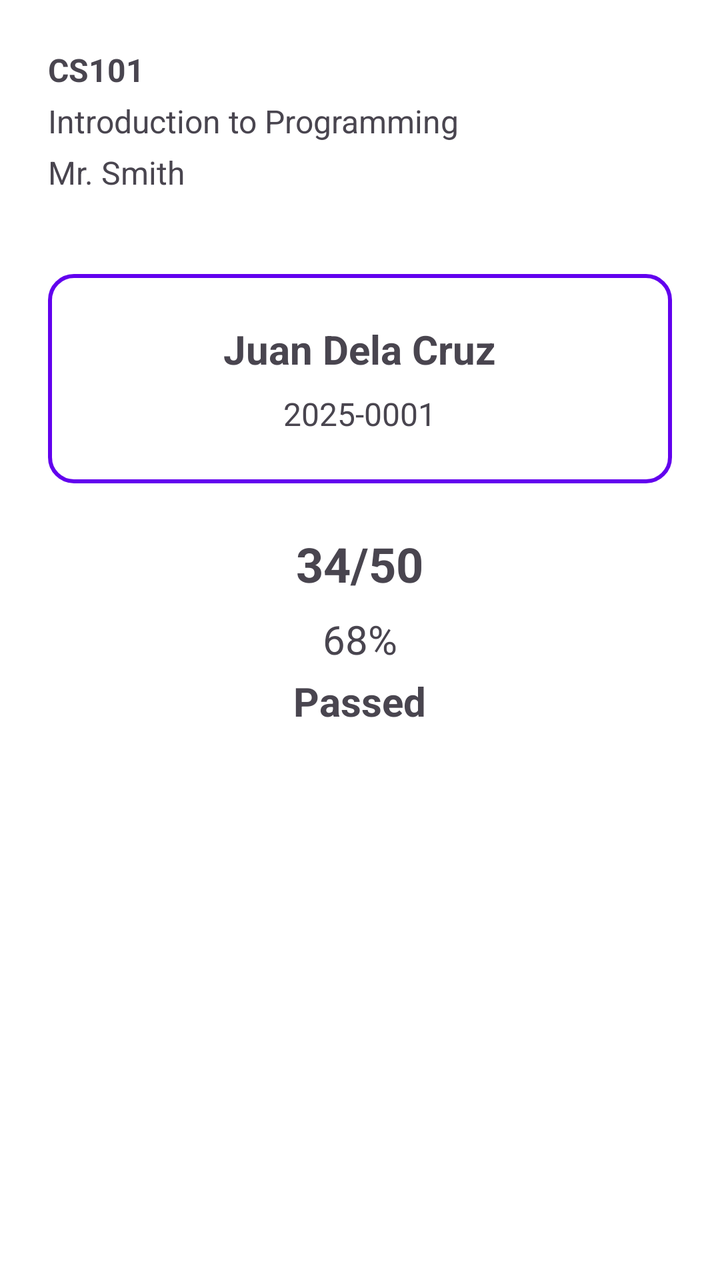
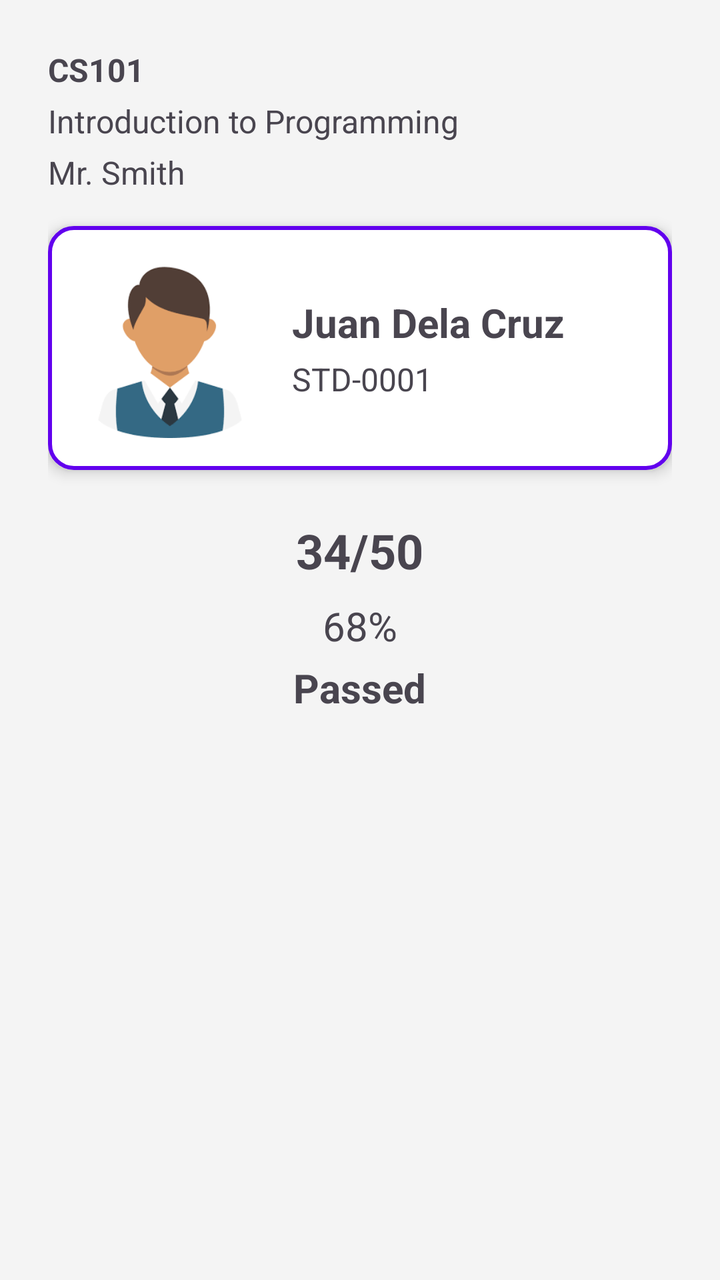

Before-and-after screenshots of an Android layout around one commit, followed by the original layout XML and the change that was made.
<!-- AndroidManifest.xml: application theme Theme.NextGen -->
<!-- res/layout/activity_result.xml -->
<?xml version="1.0" encoding="utf-8"?>
<LinearLayout xmlns:android="http://schemas.android.com/apk/res/android"
    android:orientation="vertical"
    android:padding="24dp"
    android:gravity="center_horizontal"
    android:layout_width="match_parent"
    android:layout_height="match_parent">

    
    <LinearLayout
        android:orientation="vertical"
        android:layout_width="match_parent"
        android:layout_height="wrap_content"
        android:layout_marginBottom="16dp">

        <TextView
            android:id="@+id/tvCourseCode"
            android:layout_width="wrap_content"
            android:layout_height="wrap_content"
            android:text="CS101"
            android:textStyle="bold"
            android:textSize="16sp"/>

        <TextView
            android:id="@+id/tvSubjectName"
            android:layout_width="wrap_content"
            android:layout_height="wrap_content"
            android:text="Introduction to Programming"
            android:textSize="16sp"
            android:layout_marginTop="4dp"/>

        <TextView
            android:id="@+id/tvTeacherName"
            android:layout_width="wrap_content"
            android:layout_height="wrap_content"
            android:text="Mr. Smith"
            android:textSize="16sp"
            android:layout_marginTop="4dp"/>
    </LinearLayout>



    
    <LinearLayout
        android:orientation="vertical"
        android:padding="24dp"
        android:background="@drawable/id_card_background"
        android:layout_width="match_parent"
        android:layout_height="wrap_content"
        android:layout_marginTop="24dp"
        android:gravity="center_horizontal">

        <TextView
            android:id="@+id/tvStudentName"
            android:layout_width="wrap_content"
            android:layout_height="wrap_content"
            android:text="Juan Dela Cruz"
            android:textStyle="bold"
            android:textSize="20sp"
            android:paddingBottom="8dp"/>

        <TextView
            android:id="@+id/tvStudentId"
            android:layout_width="wrap_content"
            android:layout_height="wrap_content"
            android:text="2025-0001"
            android:textSize="16sp"/>
    </LinearLayout>

    
    <LinearLayout
        android:orientation="vertical"
        android:layout_width="match_parent"
        android:layout_height="wrap_content"
        android:gravity="center_horizontal"
        android:layout_marginTop="24dp">

        <TextView
            android:id="@+id/tvScoreRaw"
            android:layout_width="wrap_content"
            android:layout_height="wrap_content"
            android:text="34/50"
            android:textSize="24sp"
            android:textStyle="bold"
            android:paddingBottom="8dp"/>

        <TextView
            android:id="@+id/tvScorePercent"
            android:layout_width="wrap_content"
            android:layout_height="wrap_content"
            android:text="68%"
            android:textSize="20sp"
            android:paddingBottom="4dp"/>

        <TextView
            android:id="@+id/tvEquivalentGrade"
            android:layout_width="wrap_content"
            android:layout_height="wrap_content"
            android:text="Passed"
            android:textSize="20sp"
            android:textStyle="bold"/>
    </LinearLayout>
</LinearLayout>
<!-- resources referenced by this layout -->
<resources>
  <!-- drawable id_card_background (drawable) -->
  <?xml version="1.0" encoding="utf-8"?>
  <shape xmlns:android="http://schemas.android.com/apk/res/android"
      android:shape="rectangle">
  
      
      <solid android:color="#FFFFFF" />
  
      
      <corners android:radius="12dp" />
  
      
      <stroke
          android:width="2dp"
          android:color="#6200EE" /> 
  
      
      <padding
          android:left="8dp"
          android:top="8dp"
          android:right="8dp"
          android:bottom="8dp"/>
  </shape>
  <style name="Theme.NextGen" parent="Theme.Material3.DayNight.NoActionBar">
  
      <item name="colorPrimary">@color/dark_blue_500</item>
          <item name="colorPrimaryVariant">@color/dark_blue_700</item>
          <item name="colorOnPrimary">@color/white</item>
          <item name="colorSecondary">@color/blue_300</item>
          <item name="colorSecondaryVariant">@color/teal_700</item>
          <item name="colorOnSecondary">@color/white</item>
          <item name="android:colorBackground">@color/background_dark</item>
          <item name="colorSurface">@color/surface_dark</item>
          <item name="colorOnSurface">@color/white</item>
          <item name="android:statusBarColor">?attr/colorPrimaryVariant</item>
          <item name="android:navigationBarColor">@color/dark_blue_900</item>
      </style>
  <color name="dark_blue_500">#415A77</color>
  <color name="dark_blue_700">#1B263B</color>
  <color name="white">#FFFFFF</color>
  <color name="blue_300">#778DA9</color>
  <color name="teal_700">#1565C0</color>
  <color name="background_dark">#FFFFFF</color>
  <color name="surface_dark">#FFFFFF</color>
  <color name="dark_blue_900">#0D1B2A</color>
</resources>

<!-- the commit's change to res/layout/activity_result.xml (unified diff, before → after) -->
@@ -1,103 +1,128 @@
 <?xml version="1.0" encoding="utf-8"?>
-<LinearLayout xmlns:android="http://schemas.android.com/apk/res/android"
-    android:orientation="vertical"
+<ScrollView xmlns:android="http://schemas.android.com/apk/res/android"
+    android:layout_width="match_parent"
+    android:layout_height="match_parent"
     android:padding="24dp"
-    android:gravity="center_horizontal"
-    android:layout_width="match_parent"
-    android:layout_height="match_parent">
+    android:background="#f4f4f4">
 
-    
     <LinearLayout
         android:orientation="vertical"
+        android:gravity="center_horizontal"
         android:layout_width="match_parent"
-        android:layout_height="wrap_content"
-        android:layout_marginBottom="16dp">
+        android:layout_height="wrap_content">
 
-        <TextView
-            android:id="@+id/tvCourseCode"
-            android:layout_width="wrap_content"
+        
+        <LinearLayout
+            android:orientation="vertical"
+            android:layout_width="match_parent"
             android:layout_height="wrap_content"
-            android:text="CS101"
-            android:textStyle="bold"
-            android:textSize="16sp"/>
+            android:layout_marginBottom="16dp">
 
-        <TextView
-            android:id="@+id/tvSubjectName"
-            android:layout_width="wrap_content"
-            android:layout_height="wrap_content"
-            android:text="Introduction to Programming"
-            android:textSize="16sp"
-            android:layout_marginTop="4dp"/>
+            <TextView
+                android:id="@+id/tvCourseCode"
+                android:layout_width="wrap_content"
+                android:layout_height="wrap_content"
+                android:text="CS101"
+                android:textStyle="bold"
+                android:textSize="16sp" />
 
-        <TextView
-            android:id="@+id/tvTeacherName"
-            android:layout_width="wrap_content"
-            android:layout_height="wrap_content"
-            android:text="Mr. Smith"
-            android:textSize="16sp"
-            android:layout_marginTop="4dp"/>
-    </LinearLayout>
+            <TextView
+                android:id="@+id/tvSubjectName"
+                android:layout_width="wrap_content"
+                android:layout_height="wrap_content"
+                android:text="Introduction to Programming"
+                android:textSize="16sp"
+                android:layout_marginTop="4dp" />
+
+            <TextView
+                android:id="@+id/tvTeacherName"
+                android:layout_width="wrap_content"
+                android:layout_height="wrap_content"
+                android:text="Mr. Smith"
+                android:textSize="16sp"
+                android:layout_marginTop="4dp" />
+        </LinearLayout>
 
 
+        
+        <LinearLayout
+            android:id="@+id/cardStudent"
+            android:orientation="horizontal"
+            android:padding="16dp"
+            android:background="@drawable/id_card_background"
+            android:layout_width="match_parent"
+            android:layout_height="wrap_content"
+            android:gravity="center_vertical"
+            android:elevation="4dp">
 
-    
-    <LinearLayout
-        android:orientation="vertical"
-        android:padding="24dp"
-        android:background="@drawable/id_card_background"
-        android:layout_width="match_parent"
-        android:layout_height="wrap_content"
-        android:layout_marginTop="24dp"
-        android:gravity="center_horizontal">
+            
+            <ImageView
+                android:id="@+id/ivProfile"
+                android:layout_width="90dp"
+                android:layout_height="90dp"
+                android:src="@drawable/examinee_default"
+                android:scaleType="centerCrop"
+                android:layout_marginEnd="16dp"
+                android:background="@drawable/image_border"
+                android:contentDescription="Profile Picture" />
 
-        <TextView
-            android:id="@+id/tvStudentName"
-            android:layout_width="wrap_content"
+            
+            <LinearLayout
+                android:orientation="vertical"
+                android:layout_width="wrap_content"
+                android:layout_height="wrap_content">
+
+                <TextView
+                    android:id="@+id/tvStudentName"
+                    android:layout_width="wrap_content"
+                    android:layout_height="wrap_content"
+                    android:text="Juan Dela Cruz"
+                    android:textStyle="bold"
+                    android:textSize="20sp"
+                    android:paddingBottom="4dp" />
+
+                <TextView
+                    android:id="@+id/tvStudentId"
+                    android:layout_width="wrap_content"
+                    android:layout_height="wrap_content"
+                    android:text="STD-0001"
+                    android:textSize="16sp" />
+            </LinearLayout>
+        </LinearLayout>
+
+
+        
+        <LinearLayout
+            android:orientation="vertical"
+            android:layout_width="match_parent"
             android:layout_height="wrap_content"
-            android:text="Juan Dela Cruz"
-            android:textStyle="bold"
-            android:textSize="20sp"
-            android:paddingBottom="8dp"/>
+            android:gravity="center_horizontal"
+            android:layout_marginTop="24dp">
 
-        <TextView
-            android:id="@+id/tvStudentId"
-            android:layout_width="wrap_content"
-            android:layout_height="wrap_content"
-            android:text="2025-0001"
-            android:textSize="16sp"/>
+            <TextView
+                android:id="@+id/tvScoreRaw"
+                android:layout_width="wrap_content"
+                android:layout_height="wrap_content"
+                android:text="34/50"
+                android:textSize="24sp"
+                android:textStyle="bold"
+                android:paddingBottom="8dp" />
+
+            <TextView
+                android:id="@+id/tvScorePercent"
+                android:layout_width="wrap_content"
+                android:layout_height="wrap_content"
+                android:text="68%"
+                android:textSize="20sp"
+                android:paddingBottom="4dp" />
+
+            <TextView
+                android:id="@+id/tvEquivalentGrade"
+                android:layout_width="wrap_content"
+                android:layout_height="wrap_content"
+                android:text="Passed"
+                android:textSize="20sp"
+                android:textStyle="bold" />
+        </LinearLayout>
     </LinearLayout>
-
-    
-    <LinearLayout
-        android:orientation="vertical"
-        android:layout_width="match_parent"
-        android:layout_height="wrap_content"
-        android:gravity="center_horizontal"
-        android:layout_marginTop="24dp">
-
-        <TextView
-            android:id="@+id/tvScoreRaw"
-            android:layout_width="wrap_content"
-            android:layout_height="wrap_content"
-            android:text="34/50"
-            android:textSize="24sp"
-            android:textStyle="bold"
-            android:paddingBottom="8dp"/>
-
-        <TextView
-            android:id="@+id/tvScorePercent"
-            android:layout_width="wrap_content"
-            android:layout_height="wrap_content"
-            android:text="68%"
-            android:textSize="20sp"
-            android:paddingBottom="4dp"/>
-
-        <TextView
-            android:id="@+id/tvEquivalentGrade"
-            android:layout_width="wrap_content"
-            android:layout_height="wrap_content"
-            android:text="Passed"
-            android:textSize="20sp"
-            android:textStyle="bold"/>
-    </LinearLayout>
-</LinearLayout>
+</ScrollView>
<!-- resource entries referenced after the edit -->
@@ -1,5 +1,6 @@
 <!-- resources referenced by this layout -->
 <resources>
+  <!-- drawable examinee_default: png bitmap (drawable, 3947 bytes) -->
   <!-- drawable id_card_background (drawable) -->
   <?xml version="1.0" encoding="utf-8"?>
   <shape xmlns:android="http://schemas.android.com/apk/res/android"
@@ -22,6 +23,12 @@
           android:top="8dp"
           android:right="8dp"
           android:bottom="8dp"/>
+  </shape>
+  <!-- drawable image_border (drawable) -->
+  <?xml version="1.0" encoding="utf-8"?>
+  <shape xmlns:android="http://schemas.android.com/apk/res/android"
+      android:shape="oval">
+      <stroke android:width="2dp" android:color="#BBBBBB" />
   </shape>
   <style name="Theme.NextGen" parent="Theme.Material3.DayNight.NoActionBar">
   
